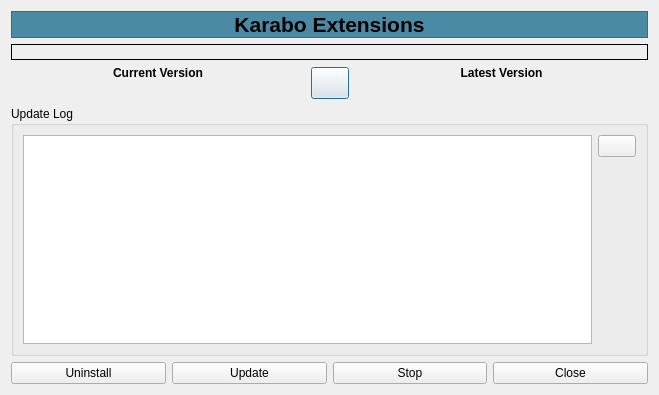
European-XFEL/Karabo, file src/pythonGui/karabogui/dialogs/ui/update_dialog.ui: the form before one commit.
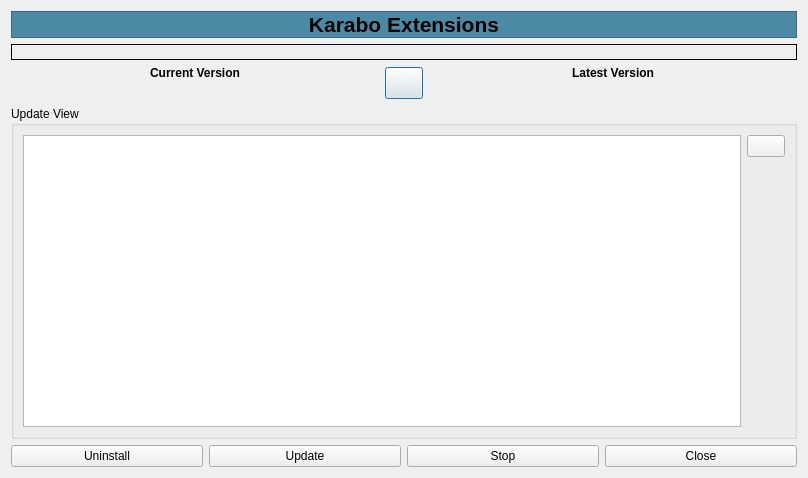
The form after the commit.

Commit message: refactor(GUI): Move the GUIExtension dialog to our new PyPI mirror

Patch:
```diff
--- a/src/pythonGui/karabogui/dialogs/ui/update_dialog.ui
+++ b/src/pythonGui/karabogui/dialogs/ui/update_dialog.ui
@@ -6,8 +6,8 @@
    <rect>
     <x>0</x>
     <y>0</y>
-    <width>659</width>
-    <height>395</height>
+    <width>808</width>
+    <height>478</height>
    </rect>
   </property>
   <property name="sizePolicy">
@@ -213,7 +213,7 @@
    <item>
     <widget class="QGroupBox" name="groupBox">
      <property name="title">
-      <string>Update Log</string>
+      <string>Update View</string>
      </property>
      <layout class="QHBoxLayout" name="horizontalLayout_5">
       <item>
```
Left out of the diff: 19 changed lines with no effect on the pictures. The commit also changes 6 other files.
